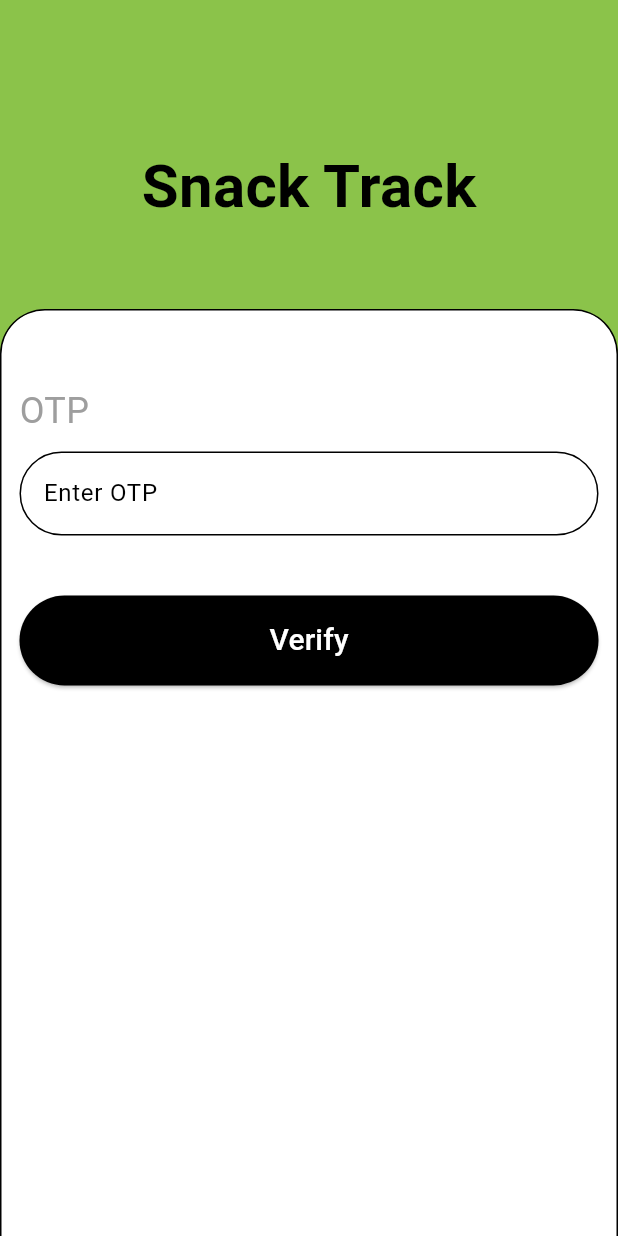
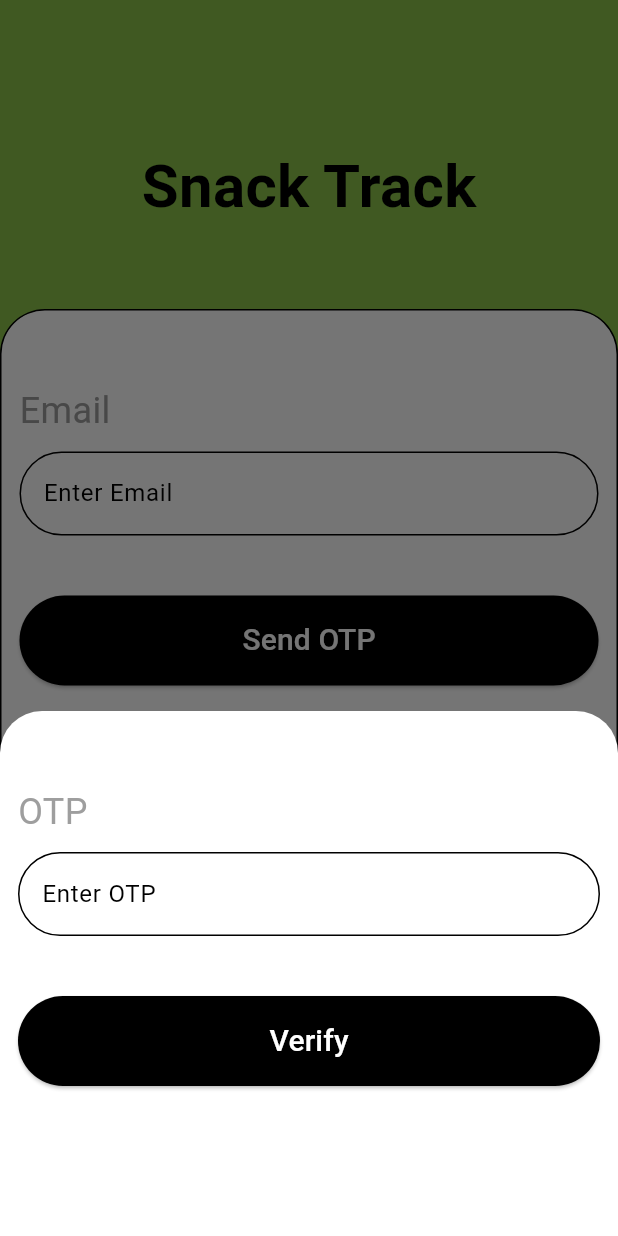
Before and after one commit to StuckNot/snack_track_app, a Flutter app: the ForgotPasswordScreen screen opened directly, after a tap on "Send OTP", on a phone screen of 412 x 824 dp. Run offline on Flutter 3.47's test engine with Material 3 defaults, Android fonts, the phone set to English and light mode, and no system bars; our stand-ins replace bloc, equatable, flutter_bloc, get_it, shared_preferences; accounts and stored records are empty; generated files the repository leaves out were written again.

Commit message:
new features

```diff
--- a/packages/authenticate/lib/src/presentation/view/forgot_password/forgot_password_screen.dart
+++ b/packages/authenticate/lib/src/presentation/view/forgot_password/forgot_password_screen.dart
@@ -10,16 +10,19 @@ class ForgotPasswordScreen extends StatefulWidget {
 
 class _ForgotPasswordScreenState extends State<ForgotPasswordScreen> {
   late TextEditingController emailController;
+  late TextEditingController otpController;
 
   @override
   void initState() {
     super.initState();
     emailController = TextEditingController();
+    otpController = TextEditingController();
 
   }
   @override
   void dispose() {
     emailController.dispose();
+    otpController.dispose();
 
     super.dispose();
   }
@@ -56,7 +59,7 @@ class _ForgotPasswordScreenState extends State<ForgotPasswordScreen> {
                   topRight: Radius.circular(30),
                 ),
               ),
-              child:ForgotPasswordView(emailController:emailController,)),
+              child:ForgotPasswordView(emailController:emailController, otpController: otpController,)),
             ),
 
         ],
--- a/packages/authenticate/lib/src/presentation/view/forgot_password/forgot_password_view.dart
+++ b/packages/authenticate/lib/src/presentation/view/forgot_password/forgot_password_view.dart
@@ -1,13 +1,15 @@
 import 'package:authenticate/l10n/l10n.dart';
-import 'package:authenticate/src/presentation/view/otpverification/otp_verification_screen.dart';
+import 'package:authenticate/src/presentation/view/forgot_password/otp_verification_sheet.dart';
 import 'package:authenticate/src/presentation/widgets/curve_form_field.dart';
 import 'package:authenticate/src/presentation/widgets/curve_large_button.dart';
 import 'package:flutter/material.dart';
 class ForgotPasswordView extends StatelessWidget {
   final TextEditingController emailController;
+  final TextEditingController otpController;
 
   const ForgotPasswordView({super.key,
     required this.emailController,
+    required this.otpController
   });
 
   @override
@@ -20,12 +22,7 @@ class ForgotPasswordView extends StatelessWidget {
             CurveTextField(label:l10n.email , controller: emailController),
             SizedBox(height: 40,),
             CurveLageButton(label: l10n.sendOtp, onPressed: (){
-              Navigator.push<void>(
-                context,
-                MaterialPageRoute<void>(
-                  builder: (context) => OtpVerificationScreen(),
-                ),
-              );
+              OtpVerificationSheet(otpController: otpController).show(context);
             })
           ],
         ),
--- /dev/null
+++ b/packages/authenticate/lib/src/presentation/view/forgot_password/otp_verification_sheet.dart
@@ -0,0 +1,39 @@
+import 'dart:math';
+
+import 'package:authenticate/authenticate.dart';
+import 'package:authenticate/src/presentation/view/reset_password/reset_password_screen.dart';
+import 'package:authenticate/src/presentation/widgets/curve_form_field.dart';
+import 'package:authenticate/src/presentation/widgets/curve_large_button.dart';
+import 'package:flutter/material.dart';
+class OtpVerificationSheet{
+  final TextEditingController otpController;
+  OtpVerificationSheet({required this.otpController});
+  void show(BuildContext context) {
+    final l10n = context.l10n;
+    showModalBottomSheet<void>(
+      context: context,
+      builder: (BuildContext context) {
+      return Container(
+        width: MediaQuery.of(context).size.width,
+        height: 350,
+        child: Padding(
+          padding:  EdgeInsets.only(left: 12, right: 12, top: 50),
+          child: Column(
+            children: [
+              CurveTextField(label: l10n.otp, controller: otpController),
+              SizedBox(height:40,),
+              CurveLageButton(label: l10n.verify, onPressed: (){
+                Navigator.push<void>(
+                  context,
+                  MaterialPageRoute<void>(
+                    builder: (context) => const ResetPasswordScreen(),
+                  ),
+                );
+              })
+            ],
+          ),
+        ),
+      );
+    },);
+  }
+}
--- a/packages/authenticate/lib/src/presentation/view/otpverification/otp_verification_screen.dart
+++ /dev/null
@@ -1,65 +0,0 @@
-import 'dart:ffi';
-
-import 'package:authenticate/l10n/l10n.dart';
-import 'package:authenticate/src/presentation/view/otpverification/otp_verification_view.dart';
-import 'package:flutter/material.dart';
-class OtpVerificationScreen extends StatefulWidget {
-  const OtpVerificationScreen({super.key});
-
-  @override
-  State<OtpVerificationScreen> createState() => _OtpVerificationScreenState();
-}
-
-class _OtpVerificationScreenState extends State<OtpVerificationScreen> {
-  late TextEditingController otpController;
-  @override
-  void initState() {
-    super.initState();
-    otpController=TextEditingController();
-  }
-  @override
-  void dispose() {
-    otpController.dispose();
-    super.dispose();
-  }
-  @override
-  Widget build(BuildContext context) {
-    final l10n= context.l10n;
-    return Scaffold(
-      body: Stack(
-        children: [
-          Container(
-            width: MediaQuery.of(context).size.width,
-            height: MediaQuery.of(context).size.height,
-            decoration:  const BoxDecoration(
-              color: Colors.lightGreen,
-            ),
-            child: Align(
-              alignment: const Alignment(0, -0.75),
-              child: Text(l10n.appTitle,style: const TextStyle(
-                  fontSize: 40,fontWeight: FontWeight.bold),),
-            ),
-          ),
-          Positioned(
-            top: MediaQuery.of(context).size.height * 0.25,
-            left: 0,
-            right: 0,
-            child: Container(
-              width: MediaQuery.of(context).size.width,
-              height: MediaQuery.of(context).size.height,
-              decoration:   BoxDecoration(
-                color: Colors.white,
-                border: Border.all(),
-                borderRadius: const BorderRadius.only(
-                  topLeft: Radius.circular(30),
-                  topRight: Radius.circular(30),
-                ),
-              ),
-              child: OtpVerificationView(otpController: otpController,),
-            ),
-          ),
-        ],
-      ),
-    );
-  }
-}
--- a/packages/authenticate/lib/src/presentation/view/otpverification/otp_verification_view.dart
+++ /dev/null
@@ -1,33 +0,0 @@
-import 'package:authenticate/l10n/l10n.dart';
-import 'package:authenticate/src/presentation/view/reset_password/reset_password_screen.dart';
-import 'package:authenticate/src/presentation/widgets/curve_form_field.dart';
-import 'package:authenticate/src/presentation/widgets/curve_large_button.dart';
-import 'package:flutter/material.dart';
-class OtpVerificationView extends StatelessWidget {
-  TextEditingController otpController;
-  OtpVerificationView({required this.otpController, super.key,
-  });
-
-  @override
-  Widget build(BuildContext context) {
-    final l10n=context.l10n;
-    return Padding(padding: const EdgeInsets.only(left: 12, right: 12, top: 50),
-      child: SingleChildScrollView(
-        child: Column(
-          children: [
-            CurveTextField(label: l10n.otp , controller: otpController),
-            SizedBox(height: 40,),
-            CurveLageButton(label: l10n.verify, onPressed: (){
-              Navigator.push<void>(
-                context,
-                MaterialPageRoute<void>(
-                  builder: (context) => ResetPasswordScreen(),
-                ),
-              );
-            }),
-          ],
-        ),
-      ),
-    );
-  }
-}
```
